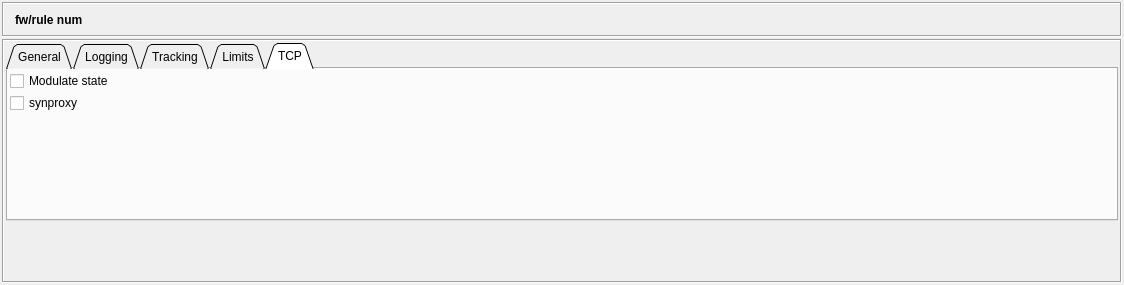
fwbuilder/fwbuilder, file src/gui/ruleoptionsdialog_q.ui: the form before one commit.
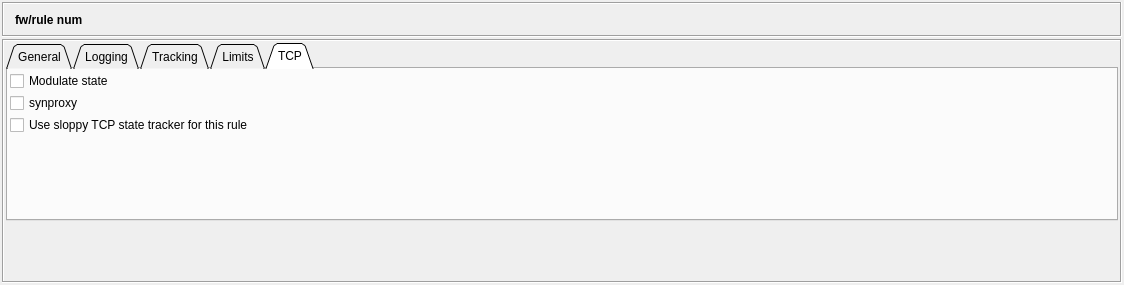
The form after the commit. The open tabs and pages were chosen to show the change. Icons and pictures are not drawn.

```diff
--- a/src/gui/ruleoptionsdialog_q.ui
+++ b/src/gui/ruleoptionsdialog_q.ui
@@ -1737,7 +1737,7 @@
           <attribute name="title" >
            <string>TCP</string>
           </attribute>
-          <layout class="QGridLayout" >
+          <layout class="QGridLayout" name="gridLayout" >
            <item row="0" column="0" >
             <widget class="QCheckBox" name="pf_modulate" >
              <property name="text" >
@@ -1753,6 +1753,13 @@
             </widget>
            </item>
            <item row="2" column="0" >
+            <widget class="QCheckBox" name="pf_sloppy_tracker" >
+             <property name="text" >
+              <string>Use sloppy TCP state tracker for this rule</string>
+             </property>
+            </widget>
+           </item>
+           <item row="3" column="0" >
             <spacer>
              <property name="orientation" >
               <enum>Qt::Vertical</enum>
```
Left out of the diff: 21 changed lines with no effect on the pictures.
